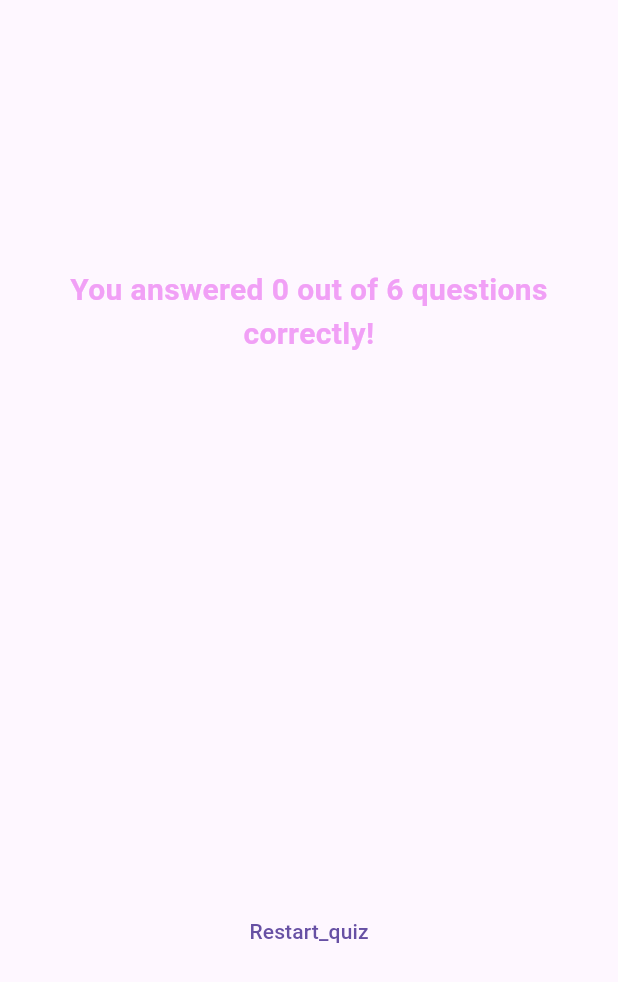
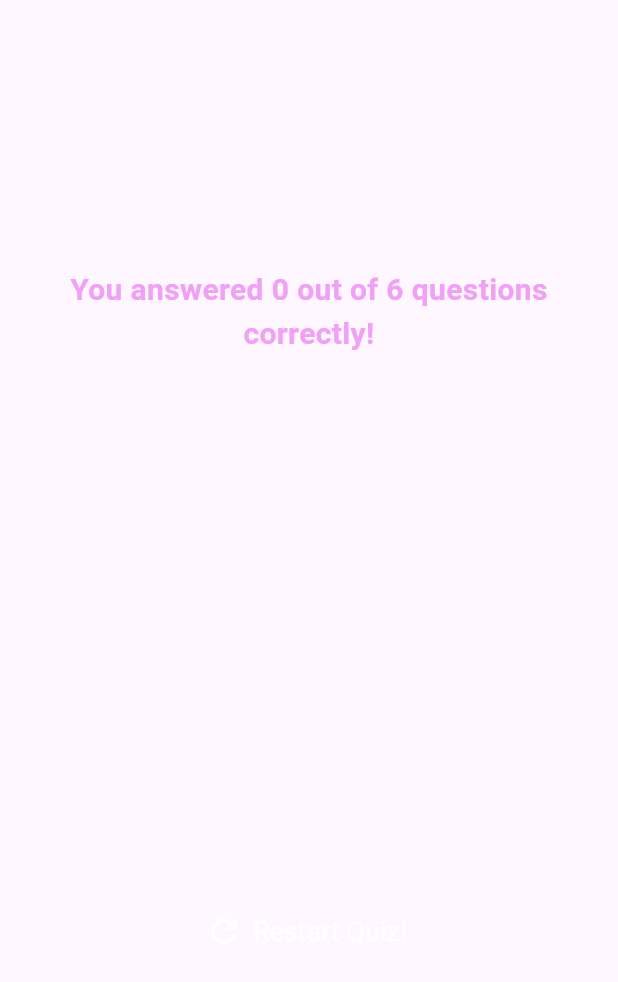
Before and after one commit to SadimMali/flutter_quizApp, a Flutter app: the ResultsScreen widget shown alone on an empty page, opened directly with empty values, on a phone screen of 412 x 824 dp. Shown: the top 982 px of the screen. Run offline on Flutter 3.47's test engine with Material 3 defaults, Android fonts, the phone set to English and light mode, and no system bars; our stand-ins replace google_fonts.

Commit message:
feat: Add restart functionality to ResultsScreen with improved UI

```diff
--- a/lib/results_screen.dart
+++ b/lib/results_screen.dart
@@ -3,9 +3,12 @@ import 'package:adv_basics/question_summary.dart';
 import 'package:flutter/material.dart';
 
 class ResultsScreen extends StatelessWidget {
-  ResultsScreen({super.key, required this.chosenAnswers});
+  const ResultsScreen(this.restartQuiz,
+      {super.key, required this.chosenAnswers});
 
   final List<String> chosenAnswers;
+
+  final void Function() restartQuiz;
 
   List<Map<String, Object>> getSummary() {
     List<Map<String, Object>> summary = [];
@@ -27,9 +30,11 @@ class ResultsScreen extends StatelessWidget {
   @override
   Widget build(context) {
     final numTotalQuestions = questions.length;
-    final numCorrectAnswer = getSummary().where((data) {
-      return data['correct_answer'] == data['user_answer'];
-    }).length;
+    final numCorrectAnswer = getSummary()
+        .where(
+          (data) => data['correct_answer'] == data['user_answer'],
+        )
+        .length;
 
     return SizedBox(
       width: double.infinity,
@@ -44,7 +49,7 @@ class ResultsScreen extends StatelessWidget {
                   fontWeight: FontWeight.bold,
                   fontSize: 20,
                   color: const Color.fromARGB(255, 241, 160, 246)),
-                  textAlign: TextAlign.center,
+              textAlign: TextAlign.center,
             ),
             SizedBox(
               height: 30,
@@ -54,10 +59,20 @@ class ResultsScreen extends StatelessWidget {
             SizedBox(
               height: 30,
             ),
-            TextButton(
-              onPressed: () {},
-              child: Text('Restart_quiz'),
-            )
+            TextButton.icon(
+              style: TextButton.styleFrom(
+                  foregroundColor: Colors.white,
+                  textStyle: TextStyle(
+                    fontSize: 18,
+                  )),
+              onPressed: restartQuiz,
+              icon: const Icon(
+                Icons.refresh,
+                color: Colors.white,
+                size: 25,
+              ),
+              label: Text('Restart Quiz!'),
+            ),
           ],
         ),
       ),
```
